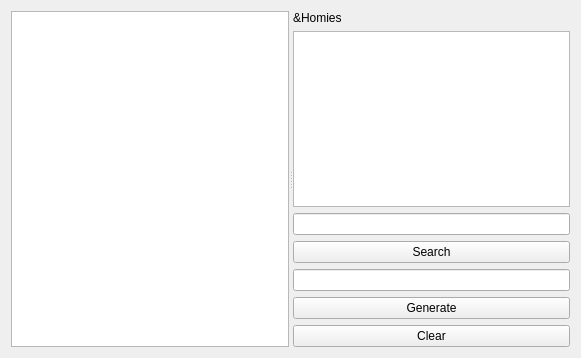
The window that form.ui (Nslice/HashTable) describes before a commit, drawn with Qt 5.
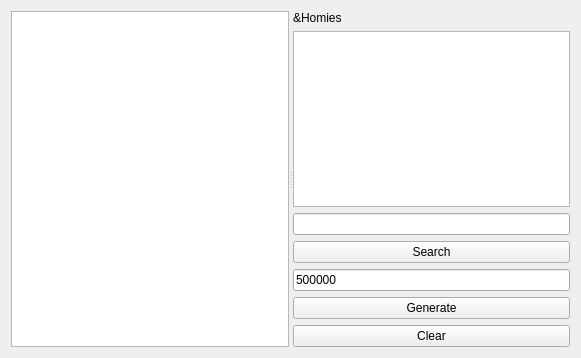
The same window after the commit.

Patch:
```diff
--- a/form.ui
+++ b/form.ui
@@ -20,7 +20,7 @@
       <enum>Qt::Horizontal</enum>
      </property>
      <widget class="QTextEdit" name="mainTextArea"/>
-     <widget class="QWidget" name="">
+     <widget class="QWidget" name="layoutWidget">
       <layout class="QVBoxLayout" name="verticalLayout_3">
        <item>
         <layout class="QVBoxLayout" name="verticalLayout_2">
@@ -49,7 +49,11 @@
        <item>
         <layout class="QVBoxLayout" name="verticalLayout">
          <item>
-          <widget class="QLineEdit" name="numberGenerateEdit"/>
+          <widget class="QLineEdit" name="numberGenerateEdit">
+           <property name="text">
+            <string>500000</string>
+           </property>
+          </widget>
          </item>
          <item>
           <widget class="QPushButton" name="generateButton">
```
